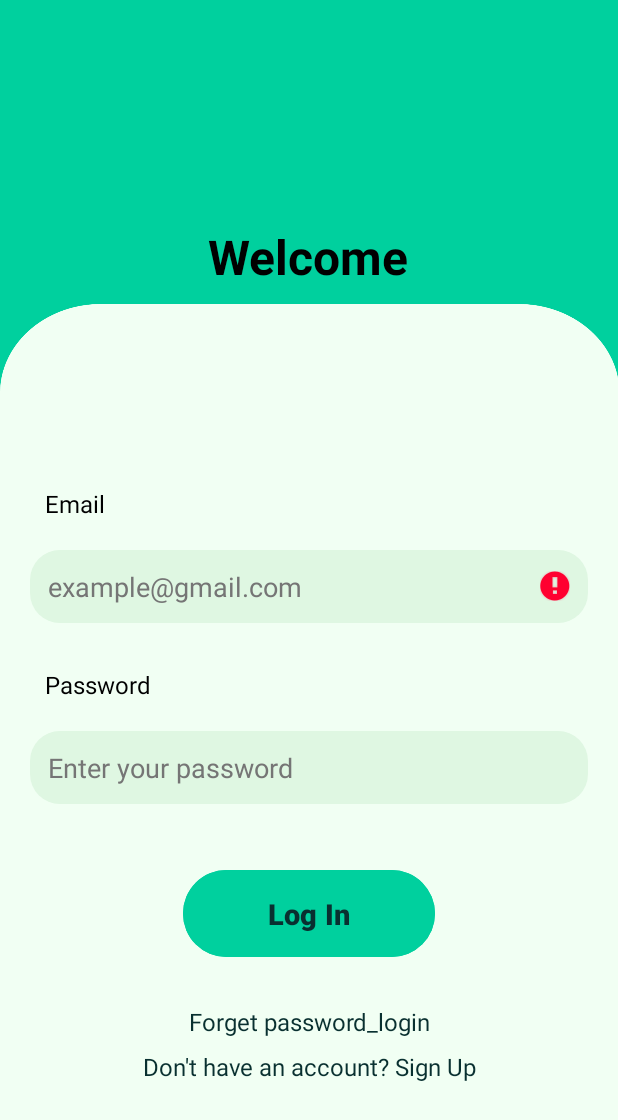
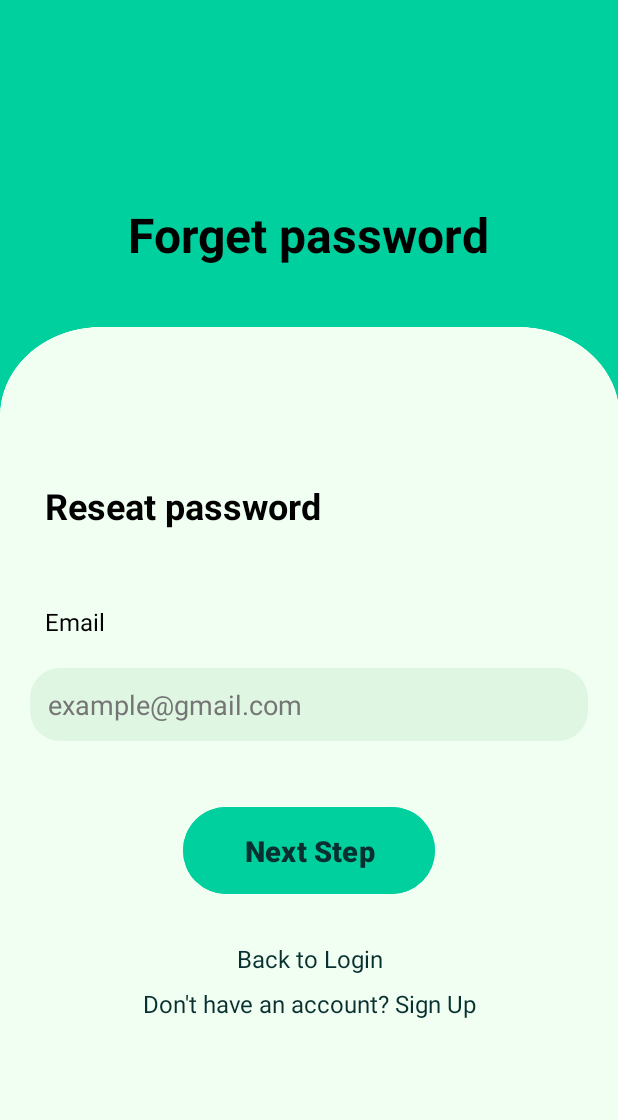
Before and after one commit to ahmedazagaz/App_android, an Android app: the LoginActivity screen opened directly, with no data from a screen before it, after a tap on "Forget password_login", on a phone screen of 412 x 824 dp. Shown: the top 1120 px of the screen. Run offline under Robolectric (Android 15) with nearby library versions, the phone set to English and light mode, and no system bars; our stand-ins replace Firebase (no records; nobody signed in at launch, a user with empty details on screens opened directly); 1 other tap on this screen came first.

Commit message:
Reseat Password add

```diff
--- a/app/src/main/AndroidManifest.xml
+++ b/app/src/main/AndroidManifest.xml
@@ -12,6 +12,9 @@
         android:supportsRtl="true"
         android:theme="@style/Theme.MyApplication"
         tools:targetApi="31">
+        <activity
+            android:name=".ReseatActivity"
+            android:exported="true"/>
         <activity
             android:name=".HomeActivity"
             android:exported="true" />
--- a/app/src/main/java/com/example/myapplication/RegistrationActivity.java
+++ b/app/src/main/java/com/example/myapplication/RegistrationActivity.java
@@ -65,8 +65,8 @@ public class RegistrationActivity extends AppCompatActivity {
         mFullName = findViewById(R.id.FullName_signup);
         mEmail = findViewById(R.id.Email_signup);
         mPass = findViewById(R.id.Password_signup);
-        btnSignup = findViewById(R.id.btn_login);
-        mSignin = findViewById(R.id.signin_here);
+        btnSignup = findViewById(R.id.btn_signup);
+        mSignin = findViewById(R.id.login_here);
 
         // Définir l'action du bouton d'inscription
 
--- a/app/src/main/java/com/example/myapplication/ReseatActivity.java
+++ b/app/src/main/java/com/example/myapplication/ReseatActivity.java
@@ -1,5 +1,109 @@
 package com.example.myapplication;
 
-public class ReseatActivity {
+import android.app.ProgressDialog;
 
+import android.content.Intent;
+import android.os.Bundle;
+import android.text.TextUtils;
+import android.view.View;
+import android.widget.Button;
+import android.widget.EditText;
+import android.widget.TextView;
+import android.widget.Toast;
+
+import androidx.activity.EdgeToEdge;
+import androidx.annotation.NonNull;
+import androidx.appcompat.app.AppCompatActivity;
+import androidx.core.graphics.Insets;
+import androidx.core.view.ViewCompat;
+import androidx.core.view.WindowInsetsCompat;
+
+import com.google.android.gms.tasks.OnCompleteListener;
+import com.google.android.gms.tasks.Task;
+
+import com.google.firebase.auth.FirebaseAuth;
+
+public class ReseatActivity extends AppCompatActivity {
+
+    private EditText mEmailReset;
+    private Button btnResetPassword;
+    private TextView mSigninLink;
+    private TextView mBackToLogin;
+
+    // FirebaseAuth instance
+    private FirebaseAuth mAuth;
+
+    // ProgressDialog to show loading message
+    private ProgressDialog mDialog;
+
+    @Override
+    protected void onCreate(Bundle savedInstanceState) {
+        super.onCreate(savedInstanceState);
+        EdgeToEdge.enable(this);
+        setContentView(R.layout.activity_reseat);
+
+        // Setting up insets for the layout
+        ViewCompat.setOnApplyWindowInsetsListener(findViewById(R.id.main), (v, insets) -> {
+            Insets systemBars = insets.getInsets(WindowInsetsCompat.Type.systemBars());
+            v.setPadding(systemBars.left, systemBars.top, systemBars.right, systemBars.bottom);
+            return insets;
+        });
+
+        // Initialize FirebaseAuth and ProgressDialog
+        mAuth = FirebaseAuth.getInstance();
+        mDialog = new ProgressDialog(this);
+
+        // Initialize UI components
+        mEmailReset = findViewById(R.id.email_reset);
+        btnResetPassword = findViewById(R.id.btn_reset_password);
+        mSigninLink = findViewById(R.id.signin_link);
+        mBackToLogin=findViewById(R.id.backlogin);
+
+        // Setting up button click for password reset
+        btnResetPassword.setOnClickListener(new View.OnClickListener() {
+            @Override
+            public void onClick(View view) {
+                String email = mEmailReset.getText().toString().trim();
+
+                // Check if the email field is empty
+                if (TextUtils.isEmpty(email)) {
+                    mEmailReset.setError("Email is required");
+                    return;
+                }
+
+                // Show loading dialog
+                mDialog.setMessage("Sending password reset email...");
+                mDialog.show();
+
+                // Send password reset email using FirebaseAuth
+                mAuth.sendPasswordResetEmail(email).addOnCompleteListener(new OnCompleteListener<Void>() {
+                    @Override
+                    public void onComplete(@NonNull Task<Void> task) {
+                        mDialog.dismiss();
+
+                        if (task.isSuccessful()) {
+                            Toast.makeText(getApplicationContext(), "Password reset email sent.", Toast.LENGTH_SHORT).show();
+                        } else {
+                            Toast.makeText(getApplicationContext(), "Failed to send reset email.", Toast.LENGTH_SHORT).show();
+                        }
+                    }
+                });
+            }
+        });
+
+        // Link to sign-in screen
+        mSigninLink.setOnClickListener(new View.OnClickListener() {
+            @Override
+            public void onClick(View view) {
+                startActivity(new Intent(getApplicationContext(), RegistrationActivity.class));
+            }
+        });
+        // Link to LoginActivity
+        mBackToLogin.setOnClickListener(new View.OnClickListener() {
+            @Override
+            public void onClick(View view) {
+                startActivity(new Intent(getApplicationContext(), LoginActivity.class));
+            }
+        });
+    }
 }
--- a/app/src/main/res/layout/activity_login.xml
+++ b/app/src/main/res/layout/activity_login.xml
@@ -25,7 +25,7 @@
         android:id="@+id/scroll_view"
         android:layout_width="match_parent"
         android:layout_height="632dp"
-        android:layout_marginTop="10dp"
+        android:layout_marginTop="40dp"
         android:fillViewport="true"
         android:background="@drawable/frame">
 
@@ -39,6 +39,7 @@
 
             <TextView
                 android:id="@+id/email_label"
+                android:layout_marginTop="-40dp"
                 android:layout_width="match_parent"
                 style="@style/LabelTextStyle"
                 android:layout_height="wrap_content"
--- a/app/src/main/res/layout/activity_registration.xml
+++ b/app/src/main/res/layout/activity_reseat.xml
@@ -10,87 +10,90 @@
     tools:context=".MainActivity">
 
     <TextView
+        android:id="@+id/welcome_text"
         android:layout_width="wrap_content"
         android:layout_height="wrap_content"
-        android:layout_marginTop="120dp"
+        android:layout_marginTop="160dp"
         android:gravity="center"
-        android:text="@string/create_account_text"
+
+        android:text="@string/forget_password"
         android:textColor="#000000"
         android:textSize="32sp"
         android:textStyle="bold" />
 
     <ScrollView
+        android:id="@+id/scroll_view"
+
         android:layout_width="match_parent"
-        android:layout_height="wrap_content"
-        android:layout_marginTop="10dp"
+        android:layout_height="632dp"
+        android:layout_marginTop="40dp"
         android:fillViewport="true"
         android:background="@drawable/frame">
 
         <LinearLayout
+            android:id="@+id/inner_layout"
             android:layout_width="match_parent"
             android:layout_height="700dp"
             android:layout_weight="0.75"
             android:gravity="center"
             android:orientation="vertical">
 
+
             <TextView
-                android:layout_width="match_parent"
+                android:id="@+id/Forget_pass_label"
+                android:layout_marginTop="-50dp"
                 style="@style/LabelTextStyle"
-                android:layout_height="wrap_content"
-                android:text="@string/full_name_label" />
-
-            <EditText
-                android:id="@+id/FullName_signup"
-                style="@style/EditTextStyle"
                 android:layout_width="match_parent"
                 android:layout_height="wrap_content"
-                android:layout_margin="20dp"
-                android:hint="@string/name_hint" />
+                android:text="@string/forget_pass_label"
+                android:textColor="#000000"
+                android:textSize="24sp"
+                android:textStyle="bold"/>
 
             <TextView
+                android:id="@+id/email_label"
+                style="@style/LabelTextStyle"
+                android:layout_marginTop="50dp"
+
                 android:layout_width="match_parent"
-                style="@style/LabelTextStyle"
                 android:layout_height="wrap_content"
                 android:text="@string/email_label" />
 
             <EditText
-                android:id="@+id/Email_signup"
+                android:id="@+id/email_reset"
                 style="@style/EditTextStyle"
                 android:layout_width="match_parent"
                 android:layout_height="wrap_content"
                 android:layout_margin="20dp"
                 android:hint="@string/email_hint" />
 
-            <TextView
-                android:layout_width="match_parent"
-                style="@style/LabelTextStyle"
-                android:layout_height="wrap_content"
-                android:text="@string/password_label" />
 
-            <EditText
-                android:id="@+id/Password_signup"
-                style="@style/EditTextStyle"
-                android:layout_width="match_parent"
-                android:layout_height="wrap_content"
-                android:layout_margin="20dp"
-                android:hint="@string/password_hint" />
 
             <Button
-                android:id="@+id/btn_login"
+                android:id="@+id/btn_reset_password"
                 style="@style/ButtonStyle"
                 android:layout_width="168dp"
                 android:layout_height="wrap_content"
                 android:layout_margin="20dp"
-                android:text="@string/sign_up_button_text" />
+                android:text="@string/next_step" />
+
 
             <TextView
-                android:id="@+id/signin_here"
+                android:id="@+id/backlogin"
                 style="@style/LinkTextViewStyle"
                 android:layout_width="match_parent"
                 android:layout_height="wrap_content"
                 android:gravity="center"
                 android:linksClickable="true"
-                android:text="@string/signin_text" />
+                android:text="@string/back_to_login" />
+            <TextView
+                android:id="@+id/signin_link"
+                style="@style/LinkTextViewStyle"
+                android:layout_width="match_parent"
+                android:layout_height="wrap_content"
+                android:gravity="center"
+                android:linksClickable="true"
+                android:text="@string/signup_text" />
 
         </LinearLayout>
     </ScrollView>
--- a/app/src/main/res/values/strings.xml
+++ b/app/src/main/res/values/strings.xml
@@ -4,10 +4,14 @@
     <string name="email_label">Email</string>
     <string name="email_hint">example@gmail.com</string>
     <string name="password_label">Password</string>
+    <string name="forget_pass_label">Reseat password</string>
     <string name="password_hint">Enter your password</string>
     <string name="login_button_text">Log In</string>
     <string name="forget_password_text">Forget password_login</string>
+    <string name="forget_password">Forget password</string>
     <string name="signup_text">Don\'t have an account? Sign Up</string>
+    <string name="next_step">Next Step</string>
+    <string name="back_to_login">Back to Login</string>
 
     <string name="create_account_text">Create Account</string>
     <string name="full_name_label">Full Name</string>
```
